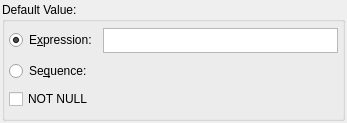
This is libpgmodeler_ui/ui/columnwidget.ui in pgmodeler/pgmodeler as Qt 5 draws it before an edit. The edited form follows.
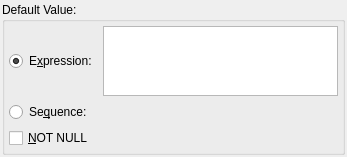
This is the edited form.

Commit message: Minor fixes in QPlainTextEdit instances where the SyntaxHighlighter class is used to adjust the height of the field according to the font size.

Patch:
```diff
--- a/libpgmodeler_ui/ui/columnwidget.ui
+++ b/libpgmodeler_ui/ui/columnwidget.ui
@@ -7,7 +7,7 @@
     <x>0</x>
     <y>0</y>
     <width>347</width>
-    <height>123</height>
+    <height>124</height>
    </rect>
   </property>
   <layout class="QGridLayout" name="column_grid">
@@ -63,7 +63,7 @@
          </sizepolicy>
         </property>
         <property name="text">
-         <string>NOT NULL</string>
+         <string>&amp;NOT NULL</string>
         </property>
        </widget>
       </item>
@@ -79,7 +79,7 @@
         <property name="maximumSize">
          <size>
           <width>16777215</width>
-          <height>25</height>
+          <height>16777215</height>
          </size>
         </property>
         <property name="frameShadow">
```
Left out of the diff: 3 changed lines with no effect on the pictures. The commit also changes 7 other files.
